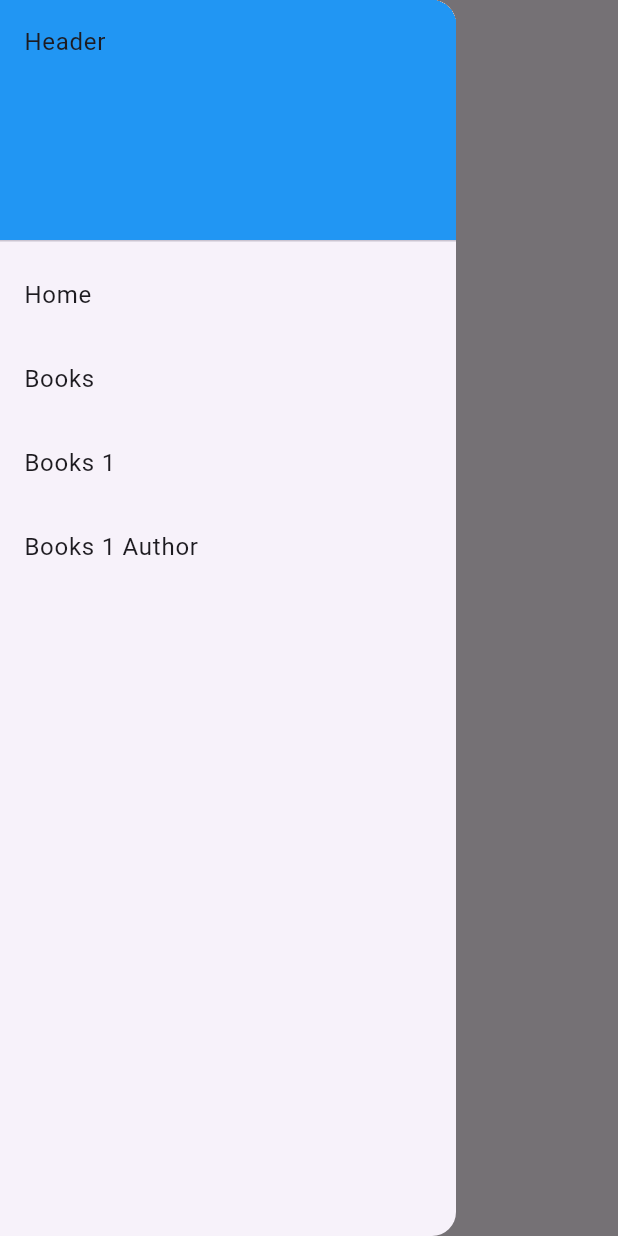
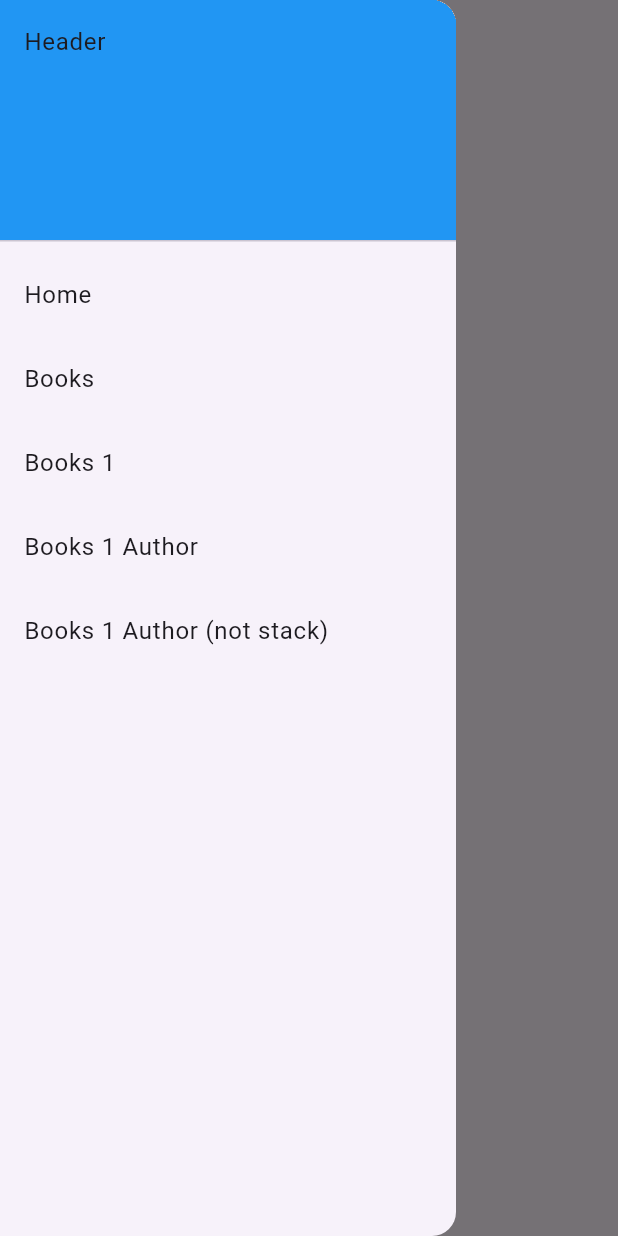
Before and after one commit to vicenterusso/beamer_testing, a Flutter app: the HomeScreen screen opened directly, with the side drawer open, on a phone screen of 412 x 824 dp. Run offline on Flutter 3.47's test engine with Material 3 defaults, Android fonts, the phone set to English and light mode, and no system bars; our stand-ins replace beamer.

Commit message:
added a stacked:false example

```diff
--- a/lib/drawer.dart
+++ b/lib/drawer.dart
@@ -44,6 +44,13 @@ class CustomDrawer extends StatelessWidget {
               context.beamToNamed('/books/1/Robert A. Heinlein');
             },
           ),
+          ListTile(
+            title: const Text('Books 1 Author (not stack)'),
+            onTap: () {
+              Navigator.pop(context);
+              context.beamToNamed('/books/1/Robert A. Heinlein', stacked: false);
+            },
+          ),
         ],
       ),
     );
```
